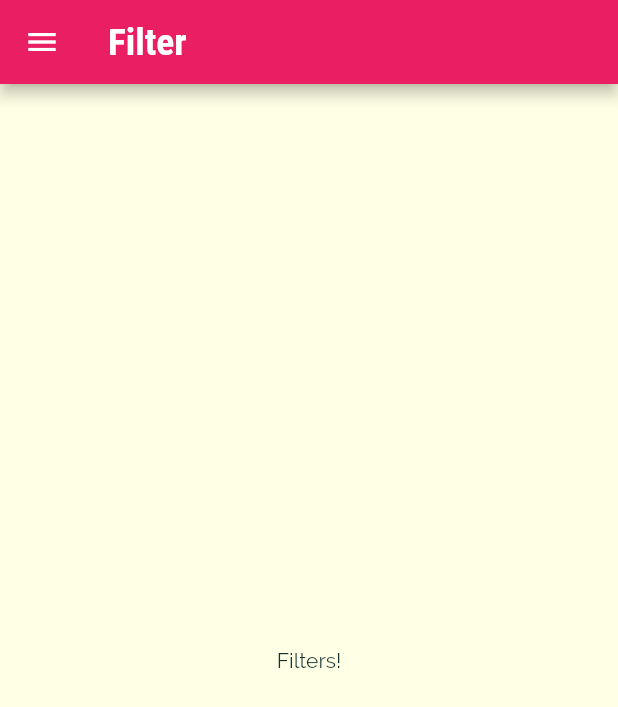
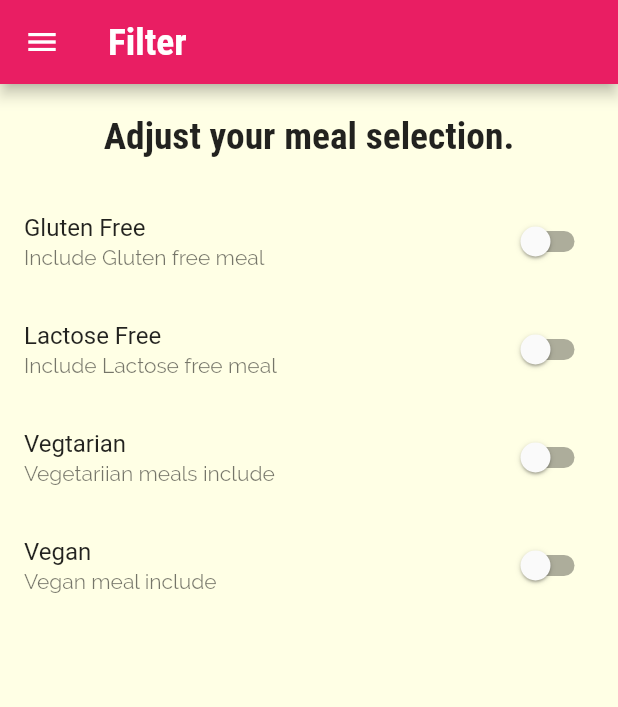
Before and after one commit to furkanayyildiz/meals_app, a Flutter app: the FilterScreen screen opened by its route, on a phone screen of 412 x 824 dp. Shown: the top 707 px of the screen. Run offline on Flutter 3.47's test engine with Material 2 defaults, Android fonts, the phone set to English and light mode, and no system bars.

Commit message:
adding filter switches

```diff
--- a/lib/screens/filter_screen.dart
+++ b/lib/screens/filter_screen.dart
@@ -4,19 +4,96 @@ import 'package:flutter/src/widgets/container.dart';
 import 'package:flutter/src/widgets/framework.dart';
 import 'package:meals_app/widgets/main_drawer.dart';
 
-class FilterScreen extends StatelessWidget {
+class FilterScreen extends StatefulWidget {
   static const routeName = "/filters";
+
+  @override
+  State<FilterScreen> createState() => _FilterScreenState();
+}
+
+class _FilterScreenState extends State<FilterScreen> {
+  bool _glutenFree = false;
+  bool _vegetarian = false;
+  bool _vegan = false;
+  bool _lactoseFree = false;
+
+  Widget _buildSwitchListTile(
+    String title,
+    String description,
+    bool currentValue,
+    dynamic updateValue,
+  ) {
+    return SwitchListTile(
+      title: Text(title),
+      subtitle: Text(description),
+      value: currentValue,
+      onChanged: updateValue,
+    );
+  }
 
   @override
   Widget build(BuildContext context) {
     return Scaffold(
-      appBar: AppBar(
-        title: Text("Filter"),
-      ),
-      drawer: MainDrawer(),
-      body: Center(
-        child: Text("Filters!"),
-      ),
-    );
+        appBar: AppBar(
+          title: Text("Filter"),
+        ),
+        drawer: MainDrawer(),
+        body: Column(
+          children: <Widget>[
+            Container(
+              padding: EdgeInsets.all(20),
+              child: Text(
+                "Adjust your meal selection.",
+                style: Theme.of(context).textTheme.headline6,
+              ),
+            ),
+            Expanded(
+              child: ListView(
+                children: <Widget>[
+                  _buildSwitchListTile(
+                    "Gluten Free",
+                    "Include Gluten free meal",
+                    _glutenFree,
+                    (newValue) {
+                      setState(() {
+                        _glutenFree = newValue;
+                      });
+                    },
+                  ),
+                  _buildSwitchListTile(
+                    "Lactose Free",
+                    "Include Lactose free meal",
+                    _lactoseFree,
+                    (newValue) {
+                      setState(() {
+                        _lactoseFree = newValue;
+                      });
+                    },
+                  ),
+                  _buildSwitchListTile(
+                    "Vegtarian",
+                    "Vegetariian meals include ",
+                    _vegetarian,
+                    (newValue) {
+                      setState(() {
+                        _vegetarian = newValue;
+                      });
+                    },
+                  ),
+                  _buildSwitchListTile(
+                    "Vegan",
+                    "Vegan meal include",
+                    _vegan,
+                    (newValue) {
+                      setState(() {
+                        _vegan = newValue;
+                      });
+                    },
+                  ),
+                ],
+              ),
+            )
+          ],
+        ));
   }
 }
```
